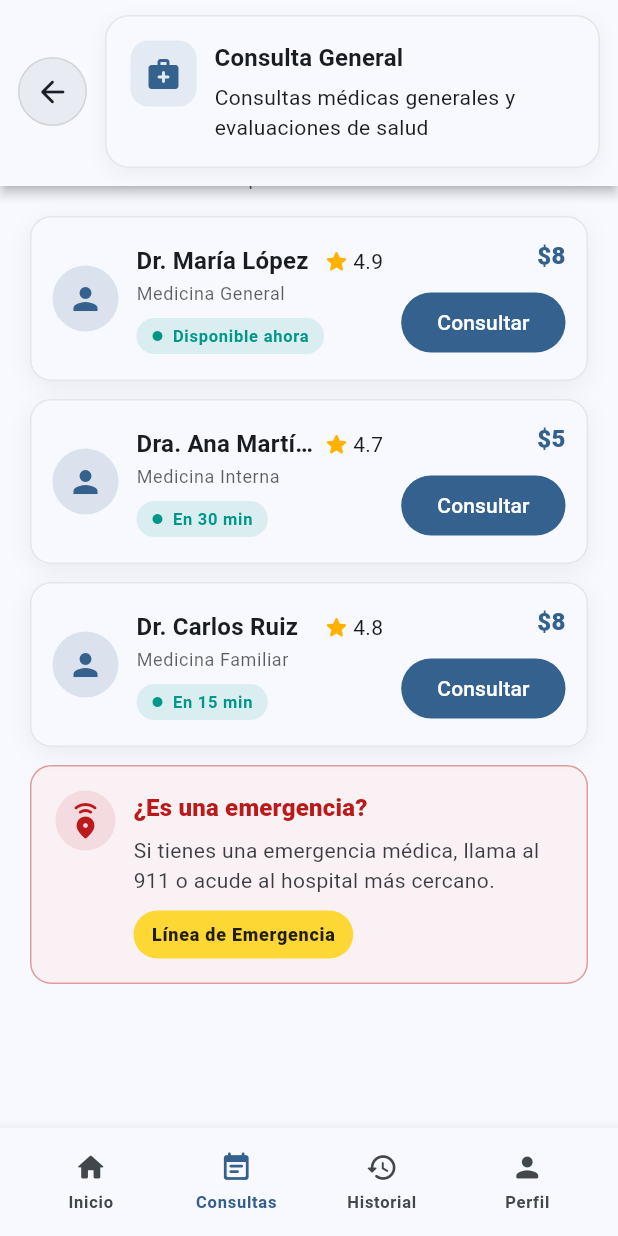
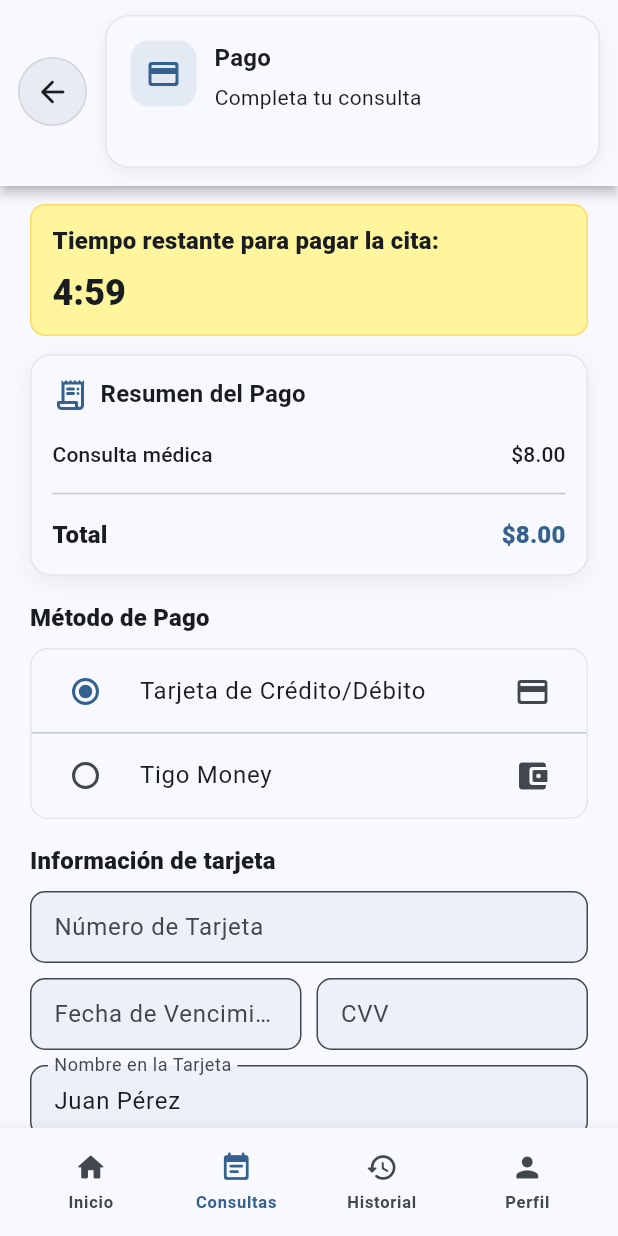
Before and after one commit to ValeriaCastro04/proyecto_hidoc, a Flutter app: the DoctoresDisponiblesPage screen opened directly, scrolled down 70 dp, after a tap on "Consultar", on a phone screen of 412 x 824 dp. Run offline on Flutter 3.47's test engine with Material 3 defaults, Android fonts, the light colour scheme and no system bars; our stand-ins replace go_router.

Commit message:
pagina de pago lista

```diff
--- /dev/null
+++ b/lib/common/shared_widgets/payment_summary_card.dart
@@ -0,0 +1,107 @@
+import 'package:flutter/material.dart';
+
+class PaymentLine {
+  final String label;
+  final String value;        // ya formateado (p.ej. $8.00)
+  final bool bold;
+  final bool isDivider;
+
+  const PaymentLine({
+    this.label = '',
+    this.value = '',
+    this.bold = false,
+    this.isDivider = false,
+  });
+
+  factory PaymentLine.divider() => const PaymentLine(isDivider: true);
+}
+
+class PaymentSummaryCard extends StatelessWidget {
+  final String title;
+  final List<PaymentLine> lines;
+  final String totalLabel;
+  final String totalValue;
+  final IconData leadingIcon;
+
+  const PaymentSummaryCard({
+    super.key,
+    required this.title,
+    required this.lines,
+    required this.totalLabel,
+    required this.totalValue,
+    this.leadingIcon = Icons.receipt_long_rounded,
+  });
+
+  @override
+  Widget build(BuildContext context) {
+    final cs = Theme.of(context).colorScheme;
+    final tt = Theme.of(context).textTheme;
+
+    return Container(
+      decoration: BoxDecoration(
+        color: cs.surface,
+        borderRadius: BorderRadius.circular(14),
+        border: Border.all(color: cs.outline.withOpacity(.15)),
+        boxShadow: [BoxShadow(color: Colors.black.withOpacity(.06), blurRadius: 12, offset: const Offset(0, 4))],
+      ),
+      child: Padding(
+        padding: const EdgeInsets.all(14),
+        child: Column(
+          crossAxisAlignment: CrossAxisAlignment.start,
+          children: [
+            // Encabezado
+            Row(
+              children: [
+                Icon(leadingIcon, color: cs.primary),
+                const SizedBox(width: 8),
+                Text(
+                  title,
+                  style: tt.titleMedium?.copyWith(fontWeight: FontWeight.w700),
+                ),
+              ],
+            ),
+            const SizedBox(height: 12),
+
+            // Items
+            ...lines.map((l) {
+              if (l.isDivider) return const Divider(height: 20);
+              final style = (l.bold ? tt.titleSmall : tt.bodyMedium);
+              return Padding(
+                padding: const EdgeInsets.symmetric(vertical: 6),
+                child: Row(
+                  children: [
+                    Expanded(
+                      child: Text(l.label, style: style),
+                    ),
+                    const SizedBox(width: 12),
+                    Text(l.value, style: style),
+                  ],
+                ),
+              );
+            }),
+
+            const SizedBox(height: 6),
+            // Total
+            Row(
+              children: [
+                Expanded(
+                  child: Text(
+                    totalLabel,
+                    style: tt.titleMedium?.copyWith(fontWeight: FontWeight.w800),
+                  ),
+                ),
+                Text(
+                  totalValue,
+                  style: tt.titleMedium?.copyWith(
+                    fontWeight: FontWeight.w900,
+                    color: cs.primary,
+                  ),
+                ),
+              ],
+            ),
+          ],
+        ),
+      ),
+    );
+  }
+}
--- a/lib/config/router/app_router.dart
+++ b/lib/config/router/app_router.dart
@@ -19,6 +19,7 @@ import 'package:proyecto_hidoc/features/user/screen/perfil_screen.dart';
 
 //page reutilizable de paciente
 import 'package:proyecto_hidoc/features/user/pages/doctores_disponibles.dart';
+import 'package:proyecto_hidoc/features/user/pages/pago_page.dart';
 
 
 final GoRouter appRouter = GoRouter(
@@ -61,6 +62,19 @@ final GoRouter appRouter = GoRouter(
         ),
       ],
     ),
+    GoRoute(
+  path: '/pago',
+  name: PagoPage.name,
+  builder: (context, state) {
+    // lee query params: ?concept=Consulta%20m%C3%A9dica&amount=8&type=consulta
+    final qp = state.uri.queryParameters;
+    final concept = qp['concept'] ?? 'Consulta médica';
+    final amount = double.tryParse(qp['amount'] ?? '') ?? 8.0;
+    final kind = (qp['type'] == 'membresia') ? PaymentKind.membresia : PaymentKind.consulta;
+
+    return PagoPage(concept: concept, amount: amount, kind: kind);
+  },
+),
   GoRoute(
     path: '/historial',
     name: 'HistorialUser',
--- a/lib/features/user/pages/doctores_disponibles.dart
+++ b/lib/features/user/pages/doctores_disponibles.dart
@@ -4,6 +4,7 @@ import 'package:proyecto_hidoc/common/shared_widgets/footer.dart';
 import 'package:proyecto_hidoc/features/user/widgets/footer_user.dart';
 import 'package:proyecto_hidoc/common/shared_widgets/header_bar.dart';
 import 'package:go_router/go_router.dart';
+import 'package:proyecto_hidoc/features/user/pages/pago_page.dart';
 
 // —— Ejemplo de “repositorio” que luego puedes cambiar por API/DB —— //
 class Doctor {
@@ -223,9 +224,24 @@ class _DoctorCard extends StatelessWidget {
             ),
             const SizedBox(width: 12),
             Column(crossAxisAlignment: CrossAxisAlignment.end, children: [
-              Text('\$${doctor.precio}', style: tt.titleMedium?.copyWith(color: cs.primary, fontWeight: FontWeight.w800)),
+              Text('\$${doctor.precio}',
+              style: tt.titleMedium?.copyWith(
+                color: cs.primary,
+                fontWeight: FontWeight.w800)),
               const SizedBox(height: 8),
-              FilledButton(onPressed: onTap, child: const Text('Consultar')),
+              FilledButton(
+                  onPressed: () {
+                    context.pushNamed(
+                      PagoPage.name,
+                      queryParameters: {
+                        'concept': 'Consulta médica',
+                        'amount': doctor.precio.toString(),
+                        'type': 'consulta',
+                      },
+                    );
+                  },
+                  child: const Text('Consultar'),
+),
             ]),
           ],
         ),
--- /dev/null
+++ b/lib/features/user/pages/pago_page.dart
@@ -0,0 +1,316 @@
+import 'dart:async';
+import 'package:flutter/material.dart';
+import 'package:go_router/go_router.dart';
+import 'package:proyecto_hidoc/common/shared_widgets/footer.dart';
+import 'package:proyecto_hidoc/common/shared_widgets/header_bar.dart';
+import 'package:proyecto_hidoc/common/shared_widgets/payment_summary_card.dart';
+import 'package:proyecto_hidoc/features/user/widgets/footer_user.dart';
+import 'dart:async';
+
+enum PaymentKind { consulta, membresia }
+enum PayMethod { card, tigo }
+
+class PagoPage extends StatefulWidget {
+  static const String name = 'Pago';
+
+  final String concept;     // Ej: "Consulta médica" o "Membresía Premium"
+  final double amount;      // Ej: 8.0
+  final PaymentKind kind;   // consulta | membresia
+  final Duration holdTime;  // tiempo para pagar (countdown)
+
+  const PagoPage({
+    super.key,
+    required this.concept,
+    required this.amount,
+    this.kind = PaymentKind.consulta,
+    this.holdTime = const Duration(minutes: 5),
+  });
+
+  @override
+  State<PagoPage> createState() => _PagoPageState();
+}
+
+class _PagoPageState extends State<PagoPage> {
+  late Duration remaining;
+  Timer? timer;
+
+  // form
+  PayMethod method = PayMethod.card;
+  final formKey = GlobalKey<FormState>();
+  final ctrlCard = TextEditingController();
+  final ctrlExp = TextEditingController();
+  final ctrlCvv = TextEditingController();
+  final ctrlName = TextEditingController(text: 'Juan Pérez');
+
+  @override
+  void initState() {
+    super.initState();
+    remaining = widget.holdTime;
+
+    timer = Timer.periodic(const Duration(seconds: 1), (t) {
+      if (!mounted) {
+        t.cancel();
+        return;
+      }
+
+      if (remaining.inSeconds <= 1) {
+        setState(() => remaining = Duration.zero);
+        t.cancel();
+      } else {
+        setState(() {
+          remaining = Duration(seconds: remaining.inSeconds - 1);
+        });
+      }
+    });
+  }
+
+
+  @override
+  void dispose() {
+    timer?.cancel();
+    ctrlCard.dispose();
+    ctrlExp.dispose();
+    ctrlCvv.dispose();
+    ctrlName.dispose();
+    super.dispose();
+  }
+
+  String _mmss(Duration d) {
+    final m = d.inMinutes.remainder(60).toString().padLeft(1, '0');
+    final s = d.inSeconds.remainder(60).toString().padLeft(2, '0');
+    return '$m:$s';
+  }
+
+  String _money(double v) => '\$${v.toStringAsFixed(2)}';
+
+  @override
+  Widget build(BuildContext context) {
+    final cs = Theme.of(context).colorScheme;
+    final tt = Theme.of(context).textTheme;
+
+    final totalFormatted = _money(widget.amount);
+
+    return Scaffold(
+      appBar: HeaderBar.category(
+        title: 'Pago',
+        subtitle: widget.kind == PaymentKind.consulta
+            ? 'Completa tu consulta'
+            : 'Completa tu membresía',
+        icon: Icons.payment_rounded,
+        onBack: () {
+          if (context.canPop()) context.pop();
+        },
+      ),
+
+      body: SafeArea(
+        top: false,
+        child: SingleChildScrollView(
+          child: Padding(
+            padding: const EdgeInsets.fromLTRB(20, 12, 20, 96),
+            child: Column(
+              crossAxisAlignment: CrossAxisAlignment.start,
+              children: [
+                // Banner de tiempo
+                Container(
+                  width: double.infinity,
+                  padding: const EdgeInsets.symmetric(vertical: 12, horizontal: 14),
+                  decoration: BoxDecoration(
+                    color: Colors.yellow.shade200,
+                    borderRadius: BorderRadius.circular(10),
+                    border: Border.all(color: Colors.yellow.shade700.withOpacity(.5)),
+                  ),
+                  child: Column(
+                    crossAxisAlignment: CrossAxisAlignment.start,
+                    children: [
+                      Text('Tiempo restante para pagar la ${widget.kind == PaymentKind.consulta ? 'cita' : 'membresía'}:',
+                          style: tt.titleMedium?.copyWith(fontWeight: FontWeight.w800)),
+                      const SizedBox(height: 6),
+                      Text(_mmss(remaining), style: tt.headlineSmall?.copyWith(fontWeight: FontWeight.w800)),
+                    ],
+                  ),
+                ),
+                const SizedBox(height: 12),
+
+                // Resumen de pago reutilizable
+                PaymentSummaryCard(
+                  title: 'Resumen del Pago',
+                  lines: [
+                    PaymentLine(label: widget.concept, value: _money(widget.amount), bold: true),
+                    PaymentLine.divider(),
+                  ],
+                  totalLabel: 'Total',
+                  totalValue: totalFormatted,
+                ),
+                const SizedBox(height: 16),
+
+                // Método de pago
+                Text('Método de Pago', style: tt.titleMedium?.copyWith(fontWeight: FontWeight.w800)),
+                const SizedBox(height: 8),
+
+                // Selección
+                Container(
+                  decoration: BoxDecoration(
+                    color: cs.surface,
+                    borderRadius: BorderRadius.circular(12),
+                    border: Border.all(color: cs.outline.withOpacity(.15)),
+                  ),
+                  child: Column(
+                    children: [
+                      RadioListTile<PayMethod>(
+                        value: PayMethod.card,
+                        groupValue: method,
+                        onChanged: (v) => setState(() => method = v!),
+                        title: const Text('Tarjeta de Crédito/Débito'),
+                        secondary: const Icon(Icons.credit_card_rounded),
+                      ),
+                      const Divider(height: 0),
+                      RadioListTile<PayMethod>(
+                        value: PayMethod.tigo,
+                        groupValue: method,
+                        onChanged: (v) => setState(() => method = v!),
+                        title: const Text('Tigo Money'),
+                        secondary: const Icon(Icons.account_balance_wallet_rounded),
+                      ),
+                    ],
+                  ),
+                ),
+                const SizedBox(height: 16),
+
+                if (method == PayMethod.card) _CardForm(formKey: formKey, ctrlCard: ctrlCard, ctrlExp: ctrlExp, ctrlCvv: ctrlCvv, ctrlName: ctrlName),
+
+                const SizedBox(height: 12),
+
+                // Info de seguridad
+                Container(
+                  width: double.infinity,
+                  padding: const EdgeInsets.all(12),
+                  decoration: BoxDecoration(
+                    color: Colors.green.withOpacity(.12),
+                    borderRadius: BorderRadius.circular(10),
+                  ),
+                  child: Row(
+                    children: [
+                      const Icon(Icons.verified_user_rounded, size: 20, color: Colors.green),
+                      const SizedBox(width: 8),
+                      Expanded(
+                        child: Text(
+                          'Tu información está protegida con cifrado de seguridad.',
+                          style: tt.bodyMedium?.copyWith(color: Colors.green.shade800),
+                        ),
+                      ),
+                    ],
+                  ),
+                ),
+                const SizedBox(height: 16),
+
+                // Botón pagar
+                SizedBox(
+                  width: double.infinity,
+                  child: FilledButton(
+                    onPressed: remaining == Duration.zero
+                        ? null
+                        : () {
+                            if (method == PayMethod.card && !(formKey.currentState?.validate() ?? false)) {
+                              return;
+                            }
+                            ScaffoldMessenger.of(context).showSnackBar(
+                              SnackBar(content: Text('Pago de ${_money(widget.amount)} procesado (demo)')),
+                            );
+                            // TODO: lógica real de pago + navegar a éxito
+                          },
+                    child: Text('Pagar ${_money(widget.amount)}'),
+                  ),
+                ),
+              ],
+            ),
+          ),
+        ),
+      ),
+
+      bottomNavigationBar: Footer(
+        buttons: userFooterButtons(context, current: UserTab.consultas),
+      ),
+    );
+  }
+}
+
+class _CardForm extends StatelessWidget {
+  final GlobalKey<FormState> formKey;
+  final TextEditingController ctrlCard;
+  final TextEditingController ctrlExp;
+  final TextEditingController ctrlCvv;
+  final TextEditingController ctrlName;
+
+  const _CardForm({
+    required this.formKey,
+    required this.ctrlCard,
+    required this.ctrlExp,
+    required this.ctrlCvv,
+    required this.ctrlName,
+  });
+
+  @override
+  Widget build(BuildContext context) {
+    final cs = Theme.of(context).colorScheme;
+    final tt = Theme.of(context).textTheme;
+
+    InputDecoration deco(String label, {String? hint}) => InputDecoration(
+          labelText: label,
+          hintText: hint,
+          filled: true,
+          fillColor: cs.primary.withOpacity(.06),
+          border: OutlineInputBorder(borderRadius: BorderRadius.circular(10)),
+          contentPadding: const EdgeInsets.symmetric(horizontal: 12, vertical: 12),
+        );
+
+    return Form(
+      key: formKey,
+      child: Column(
+        crossAxisAlignment: CrossAxisAlignment.start,
+        children: [
+          Text('Información de tarjeta', style: tt.titleMedium?.copyWith(fontWeight: FontWeight.w800)),
+          const SizedBox(height: 8),
+
+          TextFormField(
+            controller: ctrlCard,
+            keyboardType: TextInputType.number,
+            decoration: deco('Número de Tarjeta', hint: '1234 5678 9012 3456'),
+            validator: (v) => (v == null || v.trim().length < 12) ? 'Número inválido' : null,
+          ),
+          const SizedBox(height: 10),
+
+          Row(
+            children: [
+              Expanded(
+                child: TextFormField(
+                  controller: ctrlExp,
+                  keyboardType: TextInputType.datetime,
+                  decoration: deco('Fecha de Vencimiento', hint: 'MM/AA'),
+                  validator: (v) => (v == null || !RegExp(r'^\d{2}/\d{2}$').hasMatch(v)) ? 'Fecha inválida' : null,
+                ),
+              ),
+              const SizedBox(width: 10),
+              Expanded(
+                child: TextFormField(
+                  controller: ctrlCvv,
+                  keyboardType: TextInputType.number,
+                  decoration: deco('CVV', hint: '123'),
+                  validator: (v) => (v == null || v.length < 3) ? 'CVV inválido' : null,
+                  obscureText: true,
+                ),
+              ),
+            ],
+          ),
+          const SizedBox(height: 10),
+
+          TextFormField(
+            controller: ctrlName,
+            textCapitalization: TextCapitalization.words,
+            decoration: deco('Nombre en la Tarjeta', hint: 'Juan Pérez'),
+            validator: (v) => (v == null || v.trim().isEmpty) ? 'Ingrese el nombre' : null,
+          ),
+        ],
+      ),
+    );
+  }
+}
```
